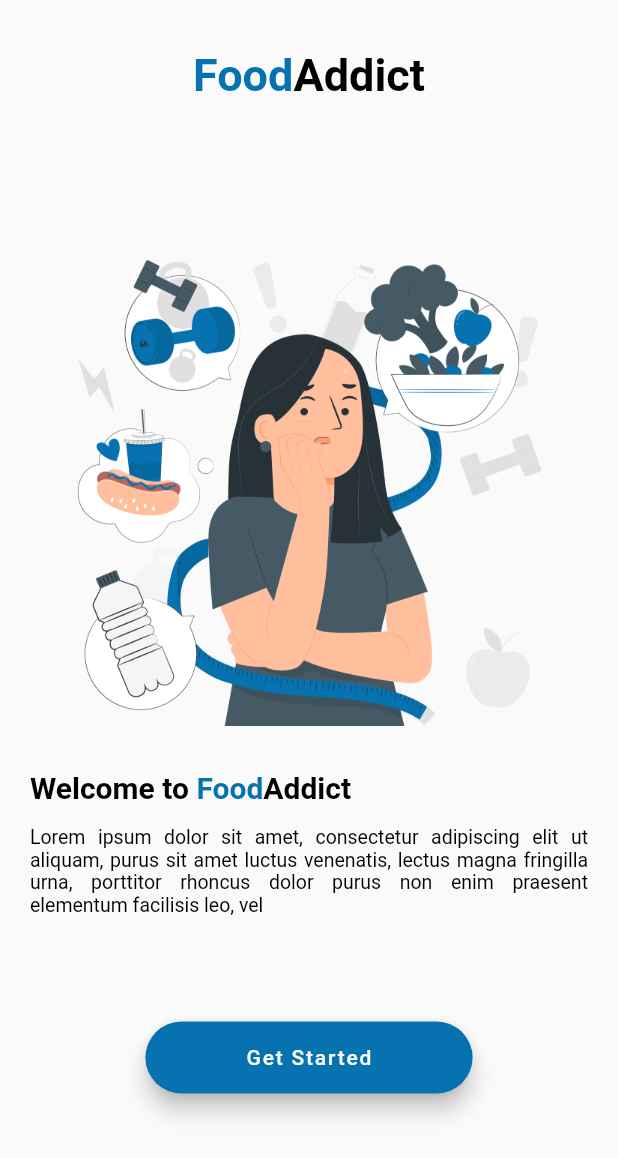
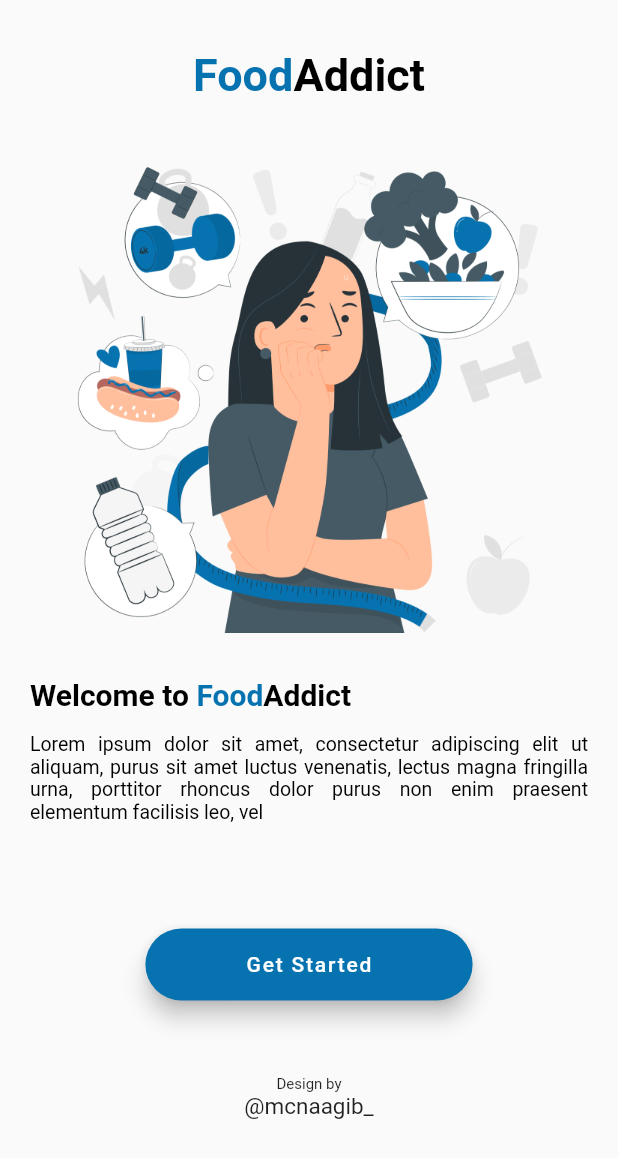
Before and after one commit to al-chakim/food_App, a Flutter app: the screen it shows after launch, on a phone screen of 412 x 824 dp. Shown: the top 1158 px of the screen. Run offline on Flutter 3.47's test engine with Material 2 defaults, Android fonts, the light colour scheme and no system bars.

Commit message:
new page

```diff
--- a/foody/lib/start.dart
+++ b/foody/lib/start.dart
@@ -1,4 +1,5 @@
 import 'package:flutter/material.dart';
+import 'package:foody/login.dart';
 import 'theme.dart';
 
 class HomePage extends StatelessWidget {
@@ -21,7 +22,7 @@ class HomePage extends StatelessWidget {
                 ),
               ],
             ),
-            SizedBox(height: 72,),
+            SizedBox(height: 10,),
             Column(
               children: [
                 Image.asset(
@@ -73,14 +74,40 @@ class HomePage extends StatelessWidget {
                   backgroundColor: const Color(0xff0672AF),
                   foregroundColor: Colors.white,
                   onPressed: () {
-                    // Respond to button press
+                    Navigator.push(
+                      context, MaterialPageRoute(
+                        builder: (context){
+                          return login();
+                        }
+                      )
+                    );
                   },
                   label: Text(
                     '          Get Started          ',
                   ),
                 ),
               ],
-            )
+            ),
+            SizedBox(height: 50,),
+            Column(
+              children: [
+                Text(
+                  'Design by',
+                  style: TextStyle(
+                    fontWeight: FontWeight.w400,
+                    fontSize: 10
+                  ),
+                ),
+                Text(
+                  '@mcnaagib_',
+                  style: TextStyle(
+                    fontWeight: FontWeight.w400,
+                    fontSize: 15
+                  ),
+                )
+              ],
+            ),
+            SizedBox(height: 50,)
           ],
         ),
       ),
--- a/foody/pubspec.yaml
+++ b/foody/pubspec.yaml
@@ -60,6 +60,7 @@ flutter:
   # To add assets to your application, add an assets section, like this:
   assets:
     - assets/images/pana.png
+    - assets/images/cuate.png
 
   # An image asset can refer to one or more resolution-specific "variants", see
   # https://flutter.dev/assets-and-images/#resolution-aware.
```
Also changed, not shown: foody/lib/login.dart (+127 -1 lines), foody/assets/images/cuate.png (added).
